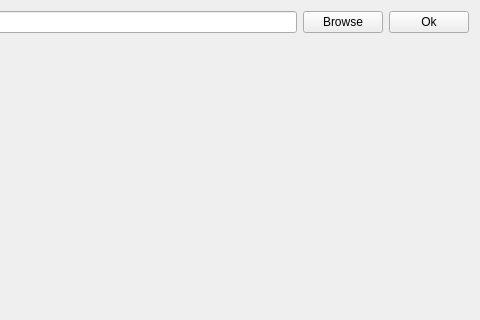
Qt form src/resources/ui/datareader/energyplus.ui (Nobatek/simuplot) before a commit; both pictures show x 165 to 645 and y 0 to 320 of the 645 by 404 pixel window.
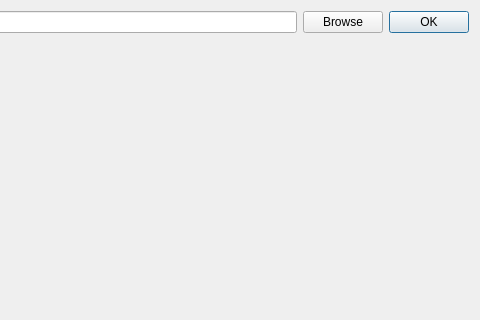
The same form after that commit.

Patch:
```diff
--- a/src/resources/ui/datareader/energyplus.ui
+++ b/src/resources/ui/datareader/energyplus.ui
@@ -34,9 +34,15 @@
       </widget>
      </item>
      <item>
-      <widget class="QPushButton" name="Ok_Load_Button">
-       <property name="text">
-        <string>Ok</string>
+      <widget class="QDialogButtonBox" name="buttonBox">
+       <property name="sizePolicy">
+        <sizepolicy hsizetype="Maximum" vsizetype="Fixed">
+         <horstretch>0</horstretch>
+         <verstretch>0</verstretch>
+        </sizepolicy>
+       </property>
+       <property name="standardButtons">
+        <set>QDialogButtonBox::Ok</set>
        </property>
       </widget>
      </item>
```
